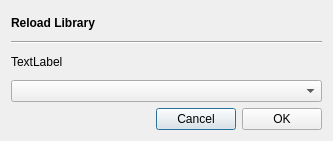
Above: src/GUI/Library/GUI_ReloadLibraryDialog.ui from return42/sayonara before the change. Below: the same form after it.
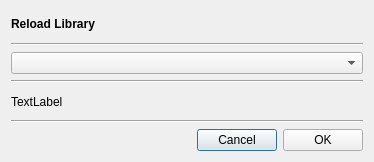
That is the form after the change. Custom widgets are drawn as their Qt base class.

Patch:
```diff
--- a/src/GUI/Library/GUI_ReloadLibraryDialog.ui
+++ b/src/GUI/Library/GUI_ReloadLibraryDialog.ui
@@ -6,22 +6,28 @@
    <rect>
     <x>0</x>
     <y>0</y>
-    <width>333</width>
-    <height>141</height>
+    <width>374</width>
+    <height>162</height>
    </rect>
   </property>
   <layout class="QGridLayout" name="gridLayout">
-   <item row="1" column="0">
-    <widget class="Line" name="line">
-     <property name="orientation">
-      <enum>Qt::Horizontal</enum>
+   <item row="0" column="0">
+    <widget class="QLabel" name="lab_title">
+     <property name="font">
+      <font>
+       <weight>75</weight>
+       <bold>true</bold>
+      </font>
+     </property>
+     <property name="text">
+      <string notr="true">Reload Library</string>
      </property>
     </widget>
    </item>
-   <item row="3" column="0">
+   <item row="2" column="0">
     <widget class="Gui::ComboBox" name="combo_quality"/>
    </item>
-   <item row="5" column="0">
+   <item row="6" column="0">
     <layout class="QHBoxLayout" name="horizontalLayout">
      <item>
       <spacer name="horizontalSpacer">
@@ -52,23 +58,34 @@
      </item>
     </layout>
    </item>
-   <item row="0" column="0">
-    <widget class="QLabel" name="lab_title">
-     <property name="font">
-      <font>
-       <weight>75</weight>
-       <bold>true</bold>
-      </font>
-     </property>
-     <property name="text">
-      <string notr="true">Reload Library</string>
-     </property>
-    </widget>
-   </item>
-   <item row="2" column="0">
-    <widget class="QLabel" name="lab_select_reload_quality">
+   <item row="4" column="0">
+    <widget class="QLabel" name="lab_description">
      <property name="text">
       <string notr="true">TextLabel</string>
+     </property>
+     <property name="wordWrap">
+      <bool>true</bool>
+     </property>
+    </widget>
+   </item>
+   <item row="3" column="0">
+    <widget class="Line" name="line_2">
+     <property name="orientation">
+      <enum>Qt::Horizontal</enum>
+     </property>
+    </widget>
+   </item>
+   <item row="5" column="0">
+    <widget class="Line" name="line_3">
+     <property name="orientation">
+      <enum>Qt::Horizontal</enum>
+     </property>
+    </widget>
+   </item>
+   <item row="1" column="0">
+    <widget class="Line" name="line">
+     <property name="orientation">
+      <enum>Qt::Horizontal</enum>
      </property>
     </widget>
    </item>
```
